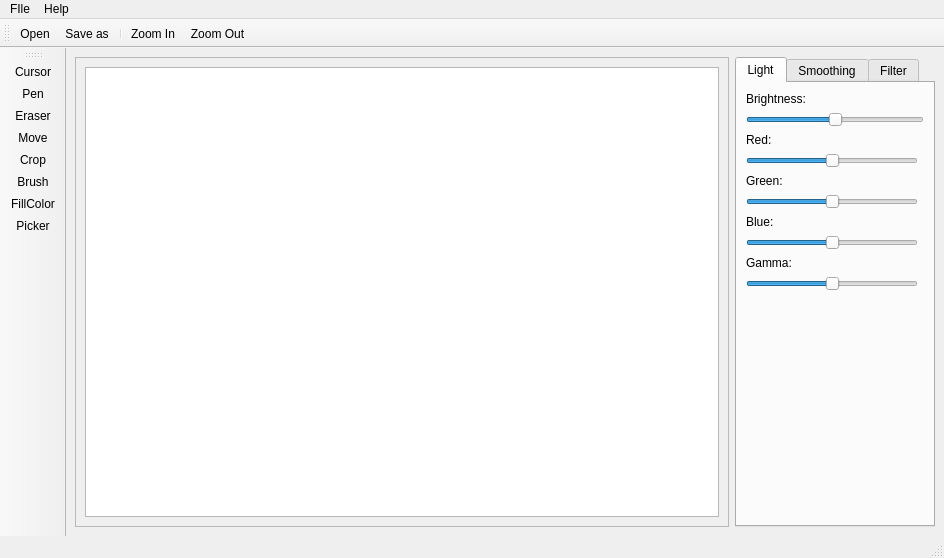
Above: gui/maingui.ui from junsee1412/Image-Processing before the change. Below: the same form after it.
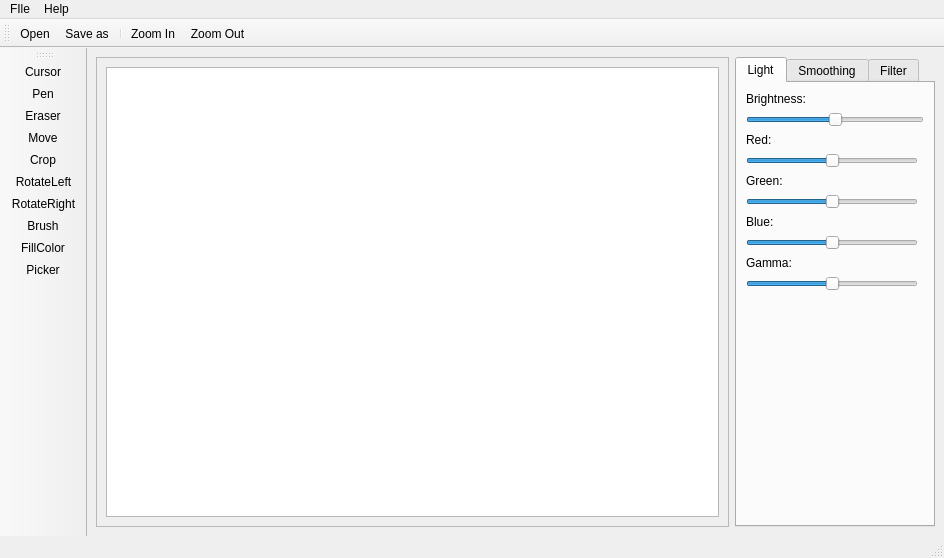
That is the form after the change. Icons and pictures are not drawn.

```diff
--- a/gui/maingui.ui
+++ b/gui/maingui.ui
@@ -423,6 +423,8 @@
    <addaction name="actionEraser"/>
    <addaction name="actionMove"/>
    <addaction name="actionCrop"/>
+   <addaction name="actionRotateLeft"/>
+   <addaction name="actionRotateRight"/>
    <addaction name="actionBrush"/>
    <addaction name="actionFillColor"/>
    <addaction name="actionPicker"/>
@@ -565,6 +567,24 @@
     <string>Brush</string>
    </property>
   </action>
+  <action name="actionRotateLeft">
+   <property name="icon">
+    <iconset>
+     <normaloff>icons/icons8-rotate-left-100.png</normaloff>icons/icons8-rotate-left-100.png</iconset>
+   </property>
+   <property name="text">
+    <string>RotateLeft</string>
+   </property>
+  </action>
+  <action name="actionRotateRight">
+   <property name="icon">
+    <iconset>
+     <normaloff>icons/icons8-rotate-right-100.png</normaloff>icons/icons8-rotate-right-100.png</iconset>
+   </property>
+   <property name="text">
+    <string>RotateRight</string>
+   </property>
+  </action>
  </widget>
  <resources/>
  <connections/>
```
Left out of the diff: 26 changed lines with no effect on the pictures.
